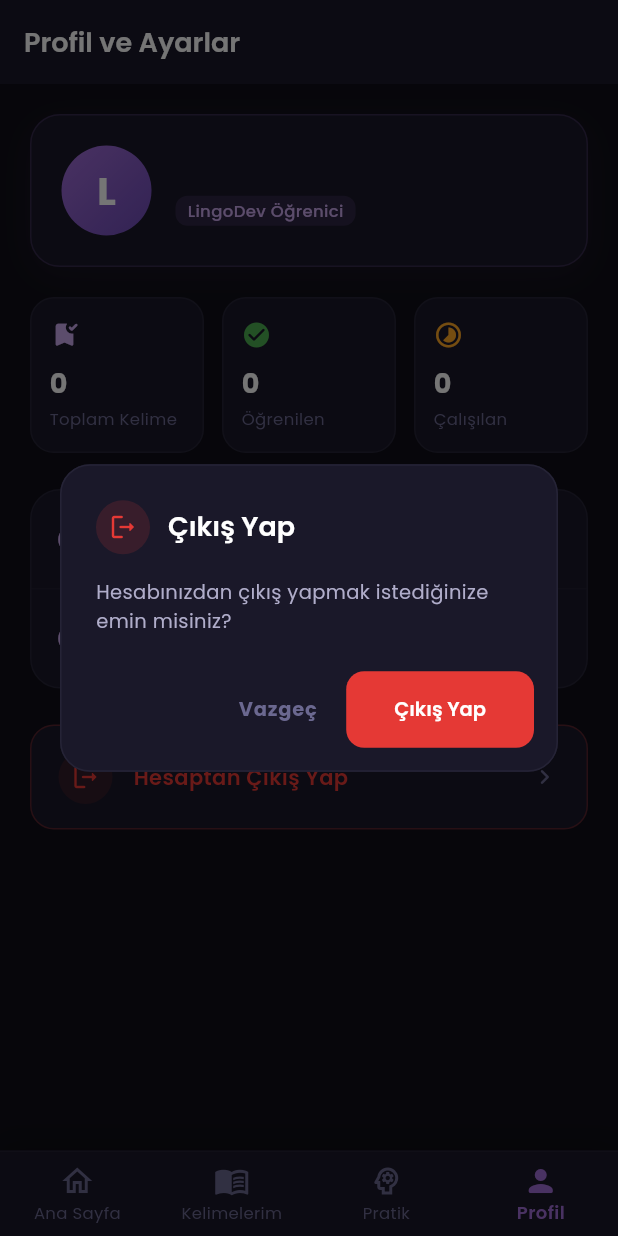
After one commit to sahinozkan/LingoDev, a Flutter app: the MainNavigationView screen opened directly, item 4 of the bottom bar chosen, after a tap on "Hesaptan Çıkış Yap", on a phone screen of 412 x 824 dp. The commit adds this screen. Run offline on Flutter 3.47's test engine with Material 3 defaults, Android fonts, the phone set to English and light mode, and no system bars; our stand-ins replace cloud_firestore, firebase_auth, firebase_core, google_fonts; accounts and stored records are empty; generated files the repository leaves out were written again.

Commit message:
feat: implement Sprint 8 BottomNavigationBar with MainNavigationView and routing updates

```diff
--- a/lib/main.dart
+++ b/lib/main.dart
@@ -1,9 +1,11 @@
+import 'package:firebase_auth/firebase_auth.dart';
 import 'package:firebase_core/firebase_core.dart';
 import 'package:flutter/material.dart';
 import 'package:flutter/services.dart';
 import 'core/theme/app_theme.dart';
 import 'firebase_options.dart';
 import 'ui/views/login_view.dart';
+import 'ui/views/main_navigation_view.dart';
 
 Future<void> main() async {
   WidgetsFlutterBinding.ensureInitialized();
@@ -31,7 +33,9 @@ class LingoDev extends StatelessWidget {
       title: 'LingoDev',
       debugShowCheckedModeBanner: false,
       theme: AppTheme.darkTheme,
-      home: const LoginView(),
+      home: FirebaseAuth.instance.currentUser != null
+          ? const MainNavigationView()
+          : const LoginView(),
     );
   }
 }
--- a/lib/ui/views/login_view.dart
+++ b/lib/ui/views/login_view.dart
@@ -4,7 +4,7 @@ import 'package:google_fonts/google_fonts.dart';
 import '../../core/theme/app_colors.dart';
 import '../atoms/app_button.dart';
 import '../atoms/app_input.dart';
-import 'home_view.dart';
+import 'main_navigation_view.dart';
 
 /// LingoDev Giriş / Kayıt Ekranı
 /// Firebase Auth entegrasyonlu, premium dark tema
@@ -73,7 +73,7 @@ class _LoginViewState extends State<LoginView>
       if (mounted) {
         Navigator.pushReplacement(
           context,
-          MaterialPageRoute(builder: (_) => const HomeView()),
+          MaterialPageRoute(builder: (_) => const MainNavigationView()),
         );
       }
     } on FirebaseAuthException catch (e) {
@@ -99,7 +99,7 @@ class _LoginViewState extends State<LoginView>
       if (mounted) {
         Navigator.pushReplacement(
           context,
-          MaterialPageRoute(builder: (_) => const HomeView()),
+          MaterialPageRoute(builder: (_) => const MainNavigationView()),
         );
       }
     } on FirebaseAuthException catch (e) {
--- /dev/null
+++ b/lib/ui/views/main_navigation_view.dart
@@ -0,0 +1,572 @@
+import 'package:firebase_auth/firebase_auth.dart';
+import 'package:flutter/material.dart';
+import 'package:google_fonts/google_fonts.dart';
+
+import '../../core/services/word_repository.dart';
+import '../../core/theme/app_colors.dart';
+import 'home_view.dart';
+import 'login_view.dart';
+import 'practice_view.dart';
+import 'word_list_view.dart';
+
+/// LingoDev Ana Taşıyıcı ve Alt Menü Navigasyonu (Sprint 8).
+///
+/// ── Mimari Notlar ────────────────────────────────────────────────────────────
+/// 1. State Koruma: Sekme değişimlerinde sayfaların durumunu (scroll, arama vb.)
+///    korumak için [IndexedStack] kullanılır.
+/// 2. Sekmeler:
+///    - 0: Ana Sayfa ([HomeView])
+///    - 1: Kelimelerim ([WordListView])
+///    - 2: Pratik ([PracticeView])
+///    - 3: Profil ([_ProfileTab])
+/// 3. Tema: Koyu zemin ([AppColors.surface]), seçili lila ([AppColors.primary]),
+///    seçili olmayan gri ([AppColors.textHint]).
+class MainNavigationView extends StatefulWidget {
+  const MainNavigationView({super.key, this.initialIndex = 0});
+
+  final int initialIndex;
+
+  @override
+  State<MainNavigationView> createState() => _MainNavigationViewState();
+}
+
+class _MainNavigationViewState extends State<MainNavigationView> {
+  late int _currentIndex;
+
+  @override
+  void initState() {
+    super.initState();
+    _currentIndex = widget.initialIndex;
+  }
+
+  void _onTabTapped(int index) {
+    if (_currentIndex == index) return;
+    setState(() {
+      _currentIndex = index;
+    });
+  }
+
+  @override
+  Widget build(BuildContext context) {
+    return Scaffold(
+      backgroundColor: AppColors.background,
+      body: IndexedStack(
+        index: _currentIndex,
+        children: const [
+          HomeView(),
+          WordListView(),
+          PracticeView(),
+          _ProfileTab(),
+        ],
+      ),
+      bottomNavigationBar: Container(
+        decoration: BoxDecoration(
+          color: AppColors.surface,
+          border: Border(
+            top: BorderSide(
+              color: AppColors.surfaceLight.withValues(alpha: 0.8),
+              width: 1,
+            ),
+          ),
+          boxShadow: [
+            BoxShadow(
+              color: Colors.black.withValues(alpha: 0.3),
+              blurRadius: 16,
+              offset: const Offset(0, -4),
+            ),
+          ],
+        ),
+        child: SafeArea(
+          top: false,
+          child: BottomNavigationBar(
+            currentIndex: _currentIndex,
+            onTap: _onTabTapped,
+            backgroundColor: AppColors.surface,
+            elevation: 0,
+            type: BottomNavigationBarType.fixed,
+            selectedItemColor: AppColors.primary,
+            unselectedItemColor: AppColors.textHint,
+            selectedFontSize: 12,
+            unselectedFontSize: 11,
+            selectedLabelStyle: GoogleFonts.poppins(
+              fontWeight: FontWeight.w600,
+            ),
+            unselectedLabelStyle: GoogleFonts.poppins(
+              fontWeight: FontWeight.w400,
+            ),
+            items: const [
+              BottomNavigationBarItem(
+                icon: Icon(Icons.home_outlined),
+                activeIcon: Icon(Icons.home_rounded),
+                label: 'Ana Sayfa',
+              ),
+              BottomNavigationBarItem(
+                icon: Icon(Icons.menu_book_outlined),
+                activeIcon: Icon(Icons.menu_book_rounded),
+                label: 'Kelimelerim',
+              ),
+              BottomNavigationBarItem(
+                icon: Icon(Icons.psychology_outlined),
+                activeIcon: Icon(Icons.psychology_rounded),
+                label: 'Pratik',
+              ),
+              BottomNavigationBarItem(
+                icon: Icon(Icons.person_outline_rounded),
+                activeIcon: Icon(Icons.person_rounded),
+                label: 'Profil',
+              ),
+            ],
+          ),
+        ),
+      ),
+    );
+  }
+}
+
+// ══════════════════════════════════════════════════════════════════════════════
+// Molecule: Profil ve Ayarlar Sekmesi (Profile Tab)
+// ══════════════════════════════════════════════════════════════════════════════
+
+class _ProfileTab extends StatelessWidget {
+  const _ProfileTab();
+
+  Future<void> _handleLogout(BuildContext context) async {
+    final confirmed = await showDialog<bool>(
+      context: context,
+      builder: (ctx) => AlertDialog(
+        backgroundColor: AppColors.surface,
+        shape: RoundedRectangleBorder(
+          borderRadius: BorderRadius.circular(20),
+          side: const BorderSide(color: AppColors.surfaceLight),
+        ),
+        title: Row(
+          children: [
+            Container(
+              padding: const EdgeInsets.all(8),
+              decoration: BoxDecoration(
+                color: AppColors.error.withValues(alpha: 0.15),
+                shape: BoxShape.circle,
+              ),
+              child: const Icon(
+                Icons.logout_rounded,
+                color: AppColors.error,
+                size: 20,
+              ),
+            ),
+            const SizedBox(width: 12),
+            Text(
+              'Çıkış Yap',
+              style: GoogleFonts.poppins(
+                fontSize: 18,
+                fontWeight: FontWeight.w600,
+                color: Colors.white,
+              ),
+            ),
+          ],
+        ),
+        content: Text(
+          'Hesabınızdan çıkış yapmak istediğinize emin misiniz?',
+          style: GoogleFonts.poppins(
+            fontSize: 13,
+            color: AppColors.textSecondary,
+          ),
+        ),
+        actionsPadding: const EdgeInsets.fromLTRB(16, 0, 16, 16),
+        actions: [
+          TextButton(
+            onPressed: () => Navigator.pop(ctx, false),
+            child: Text(
+              'Vazgeç',
+              style: GoogleFonts.poppins(
+                fontSize: 13,
+                color: AppColors.textHint,
+              ),
+            ),
+          ),
+          ElevatedButton(
+            onPressed: () => Navigator.pop(ctx, true),
+            style: ElevatedButton.styleFrom(
+              backgroundColor: AppColors.error,
+              foregroundColor: Colors.white,
+              elevation: 0,
+              shape: RoundedRectangleBorder(
+                borderRadius: BorderRadius.circular(12),
+              ),
+            ),
+            child: Text(
+              'Çıkış Yap',
+              style: GoogleFonts.poppins(
+                fontSize: 13,
+                fontWeight: FontWeight.w600,
+              ),
+            ),
+          ),
+        ],
+      ),
+    );
+
+    if (confirmed != true || !context.mounted) return;
+
+    await FirebaseAuth.instance.signOut();
+    if (context.mounted) {
+      Navigator.pushAndRemoveUntil(
+        context,
+        MaterialPageRoute(builder: (_) => const LoginView()),
+        (route) => false,
+      );
+    }
+  }
+
+  @override
+  Widget build(BuildContext context) {
+    final user = FirebaseAuth.instance.currentUser;
+    final email = user?.email ?? 'Kullanıcı';
+    final initial = email.isNotEmpty ? email[0].toUpperCase() : 'L';
+    final wordRepo = WordRepository(userId: user?.uid ?? '');
+
+    return Scaffold(
+      backgroundColor: AppColors.background,
+      appBar: AppBar(
+        backgroundColor: AppColors.surface,
+        elevation: 0,
+        title: Text(
+          'Profil ve Ayarlar',
+          style: GoogleFonts.poppins(
+            fontSize: 18,
+            fontWeight: FontWeight.w600,
+            color: Colors.white,
+          ),
+        ),
+      ),
+      body: SingleChildScrollView(
+        padding: const EdgeInsets.fromLTRB(20, 20, 20, 32),
+        child: Column(
+          children: [
+            // ── Kullanıcı Başlık Kartı ───────────────────────────────────────
+            Container(
+              width: double.infinity,
+              padding: const EdgeInsets.all(20),
+              decoration: BoxDecoration(
+                color: AppColors.surface,
+                borderRadius: BorderRadius.circular(20),
+                border: Border.all(
+                  color: AppColors.primary.withValues(alpha: 0.2),
+                  width: 1,
+                ),
+                boxShadow: [
+                  BoxShadow(
+                    color: AppColors.primary.withValues(alpha: 0.06),
+                    blurRadius: 20,
+                    offset: const Offset(0, 6),
+                  ),
+                ],
+              ),
+              child: Row(
+                children: [
+                  Container(
+                    width: 60,
+                    height: 60,
+                    decoration: const BoxDecoration(
+                      shape: BoxShape.circle,
+                      gradient: AppColors.primaryGradient,
+                    ),
+                    alignment: Alignment.center,
+                    child: Text(
+                      initial,
+                      style: GoogleFonts.poppins(
+                        fontSize: 26,
+                        fontWeight: FontWeight.bold,
+                        color: Colors.white,
+                      ),
+                    ),
+                  ),
+                  const SizedBox(width: 16),
+                  Expanded(
+                    child: Column(
+                      crossAxisAlignment: CrossAxisAlignment.start,
+                      children: [
+                        Text(
+                          email,
+                          style: GoogleFonts.poppins(
+                            fontSize: 16,
+                            fontWeight: FontWeight.bold,
+                            color: Colors.white,
+                          ),
+                          overflow: TextOverflow.ellipsis,
+                        ),
+                        const SizedBox(height: 4),
+                        Container(
+                          padding: const EdgeInsets.symmetric(
+                              horizontal: 8, vertical: 2),
+                          decoration: BoxDecoration(
+                            color: AppColors.primary.withValues(alpha: 0.15),
+                            borderRadius: BorderRadius.circular(8),
+                          ),
+                          child: Text(
+                            'LingoDev Öğrenici',
+                            style: GoogleFonts.poppins(
+                              fontSize: 11,
+                              fontWeight: FontWeight.w500,
+                              color: AppColors.primaryLight,
+                            ),
+                          ),
+                        ),
+                      ],
+                    ),
+                  ),
+                ],
+              ),
+            ),
+
+            const SizedBox(height: 20),
+
+            // ── İstatistik Kartları ──────────────────────────────────────────
+            StreamBuilder(
+              stream: wordRepo.watchWords(),
+              builder: (context, snapshot) {
+                final words = snapshot.data ?? [];
+                final totalCount = words.length;
+                final masteredCount =
+                    words.where((w) => w.masteryLevel >= 5).length;
+                final learningCount =
+                    words.where((w) => w.masteryLevel < 5).length;
+
+                return Row(
+                  children: [
+                    _StatCard(
+                      label: 'Toplam Kelime',
+                      count: totalCount.toString(),
+                      icon: Icons.bookmark_added_rounded,
+                      color: AppColors.primaryLight,
+                    ),
+                    const SizedBox(width: 12),
+                    _StatCard(
+                      label: 'Öğrenilen',
+                      count: masteredCount.toString(),
+                      icon: Icons.check_circle_rounded,
+                      color: AppColors.success,
+                    ),
+                    const SizedBox(width: 12),
+                    _StatCard(
+                      label: 'Çalışılan',
+                      count: learningCount.toString(),
+                      icon: Icons.timelapse_rounded,
+                      color: AppColors.warning,
+                    ),
+                  ],
+                );
+              },
+            ),
+
+            const SizedBox(height: 24),
+
+            // ── Tercihler & Bilgi ────────────────────────────────────────────
+            Container(
+              decoration: BoxDecoration(
+                color: AppColors.surface,
+                borderRadius: BorderRadius.circular(20),
+                border: Border.all(
+                  color: AppColors.surfaceLight,
+                  width: 1,
+                ),
+              ),
+              child: Column(
+                children: [
+                  _SettingsTile(
+                    icon: Icons.palette_outlined,
+                    title: 'Uygulama Teması',
+                    subtitle: 'Koyu Tema (Aktif)',
+                    showArrow: false,
+                  ),
+                  Divider(
+                    height: 1,
+                    color: AppColors.surfaceLight.withValues(alpha: 0.6),
+                  ),
+                  _SettingsTile(
+                    icon: Icons.info_outline_rounded,
+                    title: 'LingoDev Sürümü',
+                    subtitle: 'v1.0.0 (Release)',
+                    showArrow: false,
+                  ),
+                ],
+              ),
+            ),
+
+            const SizedBox(height: 24),
+
+            // ── Çıkış Yap Butonu ─────────────────────────────────────────────
+            Material(
+              color: AppColors.surface,
+              borderRadius: BorderRadius.circular(16),
+              child: InkWell(
+                borderRadius: BorderRadius.circular(16),
+                onTap: () => _handleLogout(context),
+                child: Container(
+                  padding:
+                      const EdgeInsets.symmetric(horizontal: 18, vertical: 16),
+                  decoration: BoxDecoration(
+                    borderRadius: BorderRadius.circular(16),
+                    border: Border.all(
+                      color: AppColors.error.withValues(alpha: 0.3),
+                      width: 1,
+                    ),
+                  ),
+                  child: Row(
+                    children: [
+                      Container(
+                        padding: const EdgeInsets.all(8),
+                        decoration: BoxDecoration(
+                          color: AppColors.error.withValues(alpha: 0.12),
+                          shape: BoxShape.circle,
+                        ),
+                        child: const Icon(
+                          Icons.logout_rounded,
+                          color: AppColors.error,
+                          size: 20,
+                        ),
+                      ),
+                      const SizedBox(width: 14),
+                      Text(
+                        'Hesaptan Çıkış Yap',
+                        style: GoogleFonts.poppins(
+                          fontSize: 14,
+                          fontWeight: FontWeight.w600,
+                          color: AppColors.error,
+                        ),
+                      ),
+                      const Spacer(),
+                      const Icon(
+                        Icons.chevron_right_rounded,
+                        color: AppColors.textHint,
+                        size: 20,
+                      ),
+                    ],
+                  ),
+                ),
+              ),
+            ),
+          ],
+        ),
+      ),
+    );
+  }
+}
+
+// ══════════════════════════════════════════════════════════════════════════════
+// Atom: İstatistik Kartı
+// ══════════════════════════════════════════════════════════════════════════════
+
+class _StatCard extends StatelessWidget {
+  const _StatCard({
+    required this.label,
+    required this.count,
+    required this.icon,
+    required this.color,
+  });
+
+  final String label;
+  final String count;
+  final IconData icon;
+  final Color color;
+
+  @override
+  Widget build(BuildContext context) {
+    return Expanded(
+      child: Container(
+        padding: const EdgeInsets.symmetric(horizontal: 12, vertical: 14),
+        decoration: BoxDecoration(
+          color: AppColors.surface,
+          borderRadius: BorderRadius.circular(16),
+          border: Border.all(
+            color: AppColors.surfaceLight,
+            width: 1,
+          ),
+        ),
+        child: Column(
+          crossAxisAlignment: CrossAxisAlignment.start,
+          children: [
+            Icon(icon, color: color, size: 20),
+            const SizedBox(height: 10),
+            Text(
+              count,
+              style: GoogleFonts.poppins(
+                fontSize: 18,
+                fontWeight: FontWeight.bold,
+                color: Colors.white,
+              ),
+            ),
+            const SizedBox(height: 2),
+            Text(
+              label,
+              style: GoogleFonts.poppins(
+                fontSize: 11,
+                color: AppColors.textHint,
+              ),
+              maxLines: 1,
+              overflow: TextOverflow.ellipsis,
+            ),
+          ],
+        ),
+      ),
+    );
+  }
+}
+
+// ══════════════════════════════════════════════════════════════════════════════
+// Atom: Ayarlar Satırı (Settings Tile)
+// ══════════════════════════════════════════════════════════════════════════════
+
+class _SettingsTile extends StatelessWidget {
+  const _SettingsTile({
+    required this.icon,
+    required this.title,
+    required this.subtitle,
+    this.showArrow = true,
+  });
+
+  final IconData icon;
+  final String title;
+  final String subtitle;
+  final bool showArrow;
+
+  @override
+  Widget build(BuildContext context) {
+    return Padding(
+      padding: const EdgeInsets.symmetric(horizontal: 16, vertical: 14),
+      child: Row(
+        children: [
+          Icon(icon, color: AppColors.primaryLight, size: 22),
+          const SizedBox(width: 14),
+          Expanded(
+            child: Column(
+              crossAxisAlignment: CrossAxisAlignment.start,
+              children: [
+                Text(
+                  title,
+                  style: GoogleFonts.poppins(
+                    fontSize: 14,
+                    fontWeight: FontWeight.w500,
+                    color: Colors.white,
+                  ),
+                ),
+                Text(
+                  subtitle,
+                  style: GoogleFonts.poppins(
+                    fontSize: 12,
+                    color: AppColors.textHint,
+                  ),
+                ),
+              ],
+            ),
+          ),
+          if (showArrow)
+            const Icon(
+              Icons.chevron_right_rounded,
+              color: AppColors.textHint,
+              size: 20,
+            ),
+        ],
+      ),
+    );
+  }
+}
--- a/lib/ui/views/practice_view.dart
+++ b/lib/ui/views/practice_view.dart
@@ -127,14 +127,16 @@ class _PracticeViewState extends State<PracticeView>
         backgroundColor: AppColors.surface,
         elevation: 0,
         centerTitle: true,
-        leading: IconButton(
+        leading: Navigator.canPop(context)
+            ? IconButton(
                 icon: const Icon(
                   Icons.arrow_back_ios_new_rounded,
                   color: Colors.white,
                   size: 20,
                 ),
                 onPressed: () => Navigator.pop(context),
-        ),
+              )
+            : null,
         title: Text(
           'Kelime Pratiği',
           style: GoogleFonts.poppins(
--- a/lib/ui/views/word_list_view.dart
+++ b/lib/ui/views/word_list_view.dart
@@ -162,14 +162,16 @@ class _WordListViewState extends State<WordListView> {
       appBar: AppBar(
         backgroundColor: AppColors.surface,
         elevation: 0,
-        leading: IconButton(
+        leading: Navigator.canPop(context)
+            ? IconButton(
                 icon: const Icon(
                   Icons.arrow_back_ios_new_rounded,
                   color: Colors.white,
                   size: 20,
                 ),
                 onPressed: () => Navigator.pop(context),
-        ),
+              )
+            : null,
         title: Text(
           'Kelimelerim',
           style: GoogleFonts.poppins(
```
Lines whose indentation alone changed are shown as unchanged.
